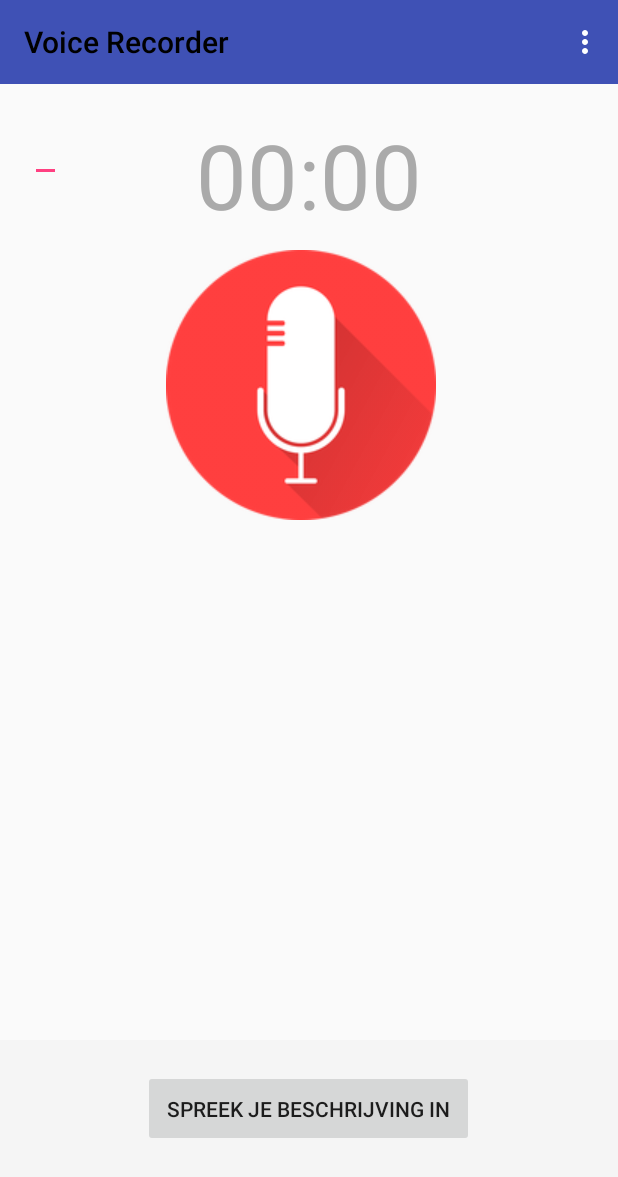
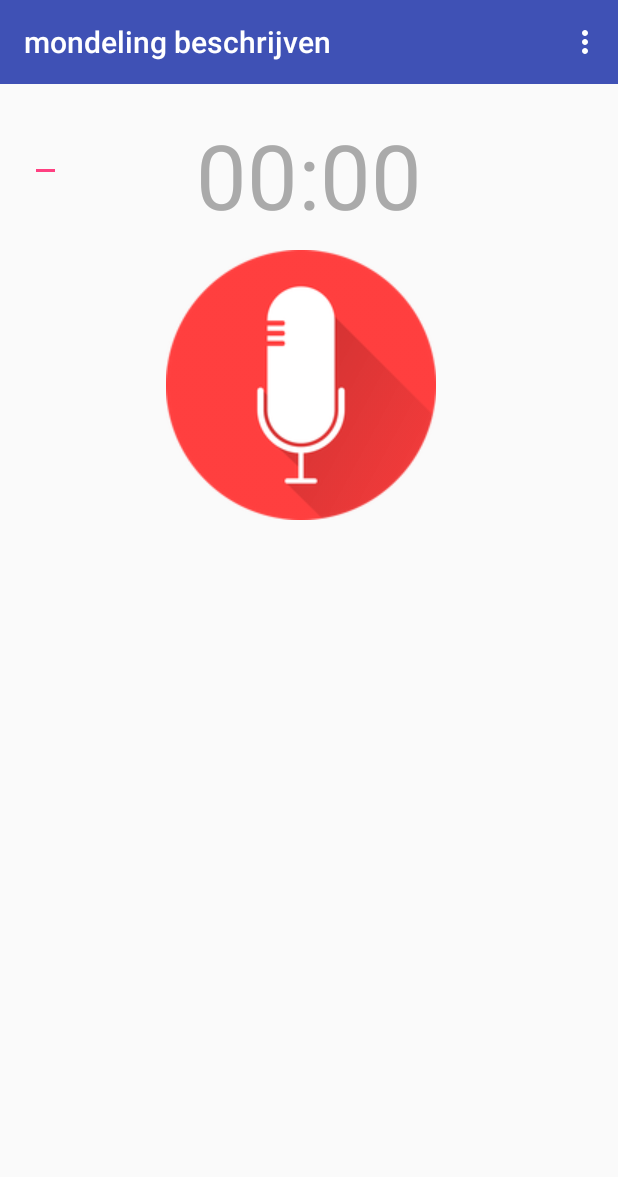
Before and after one commit to WouterDeLaet/Logopedie_2_Andreas_Aerts_Wouter_De_Laet, an Android app: the screen it shows after launch (MainActivity), in the options menu, after a tap on "Ga naar speecht to text", on a phone screen of 412 x 824 dp. Shown: the top 1177 px of the screen. Run offline under Robolectric (Android 15) with nearby library versions, the phone set to English and light mode, and no system bars.

Commit message:
Bug fixes

```diff
--- a/app/src/main/java/be/thomasmore/logopedie_2_andreas_aerst_wouter_de_laet/MainActivity.java
+++ b/app/src/main/java/be/thomasmore/logopedie_2_andreas_aerst_wouter_de_laet/MainActivity.java
@@ -194,17 +194,6 @@ public class MainActivity extends AppCompatActivity implements View.OnClickListe
         setContentView(R.layout.activity_main);
 
         mVoiceInputTv = (EditText) findViewById(R.id.voiceInput);
-        mSpeakBtn = (Button) findViewById(R.id.btnSpeak);
-        mSpeakBtn.setOnClickListener(new View.OnClickListener() {
-
-            @Override
-            public void onClick(View v) {
-                startVoiceInput();
-            }
-        });
-
-        //mImageView = (ImageView) findViewById(R.id.situatieplaat);
-        //mScaleGestureDetector = new ScaleGestureDetector(this, new ScaleListener());
 
         Toolbar toolbar = (Toolbar) findViewById(R.id.toolbar);
         setSupportActionBar(toolbar);
@@ -242,51 +231,6 @@ public class MainActivity extends AppCompatActivity implements View.OnClickListe
         Intent intent = new Intent(this, StartScherm.class);
         startActivity(intent);
     }
-
-    private void startVoiceInput() {
-        Intent intent = new Intent(RecognizerIntent.ACTION_RECOGNIZE_SPEECH);
-        intent.putExtra(RecognizerIntent.EXTRA_LANGUAGE_MODEL, RecognizerIntent.LANGUAGE_MODEL_FREE_FORM);
-        intent.putExtra(RecognizerIntent.EXTRA_LANGUAGE, Locale.getDefault());
-        intent.putExtra(RecognizerIntent.EXTRA_PROMPT, "Geef uw beschrijving op.");
-        try {
-            startActivityForResult(intent, REQ_CODE_SPEECH_INPUT);
-        } catch (ActivityNotFoundException a) {
-
-        }
-    }
-
-    @Override
-    protected void onActivityResult(int requestCode, int resultCode, Intent data) {
-        super.onActivityResult(requestCode, resultCode, data);
-
-        switch (requestCode) {
-            case REQ_CODE_SPEECH_INPUT: {
-                if (resultCode == RESULT_OK && null != data) {
-                    ArrayList<String> result = data.getStringArrayListExtra(RecognizerIntent.EXTRA_RESULTS);
-                    mVoiceInputTv.setText(result.get(0));
-                }
-                break;
-            }
-
-        }
-    }
-
-    /*public boolean onTouchEvent(MotionEvent motionEvent) {
-        mScaleGestureDetector.onTouchEvent(motionEvent);
-        return true;
-    }
-
-    private class ScaleListener extends ScaleGestureDetector.SimpleOnScaleGestureListener {
-        @Override
-        public boolean onScale(ScaleGestureDetector scaleGestureDetector){
-            mScaleFactor *= scaleGestureDetector.getScaleFactor();
-            mScaleFactor = Math.max(0.1f,
-                    Math.min(mScaleFactor, 10.0f));
-            mImageView.setScaleX(mScaleFactor);
-            mImageView.setScaleY(mScaleFactor);
-            return true;
-        }
-    }*/
 
     @RequiresApi(api = Build.VERSION_CODES.M)
     public void getPermissionToRecordAudio() {
@@ -356,8 +300,6 @@ public class MainActivity extends AppCompatActivity implements View.OnClickListe
 
         /** setting up the toolbar  **/
         toolbar = (Toolbar) findViewById(R.id.toolbar);
-        toolbar.setTitle("Voice Recorder");
-        toolbar.setTitleTextColor(getResources().getColor(android.R.color.black));
         setSupportActionBar(toolbar);
 
         linearLayoutRecorder = (LinearLayout) findViewById(R.id.linearLayoutRecorder);
--- a/app/src/main/java/be/thomasmore/logopedie_2_andreas_aerst_wouter_de_laet/StartScherm.java
+++ b/app/src/main/java/be/thomasmore/logopedie_2_andreas_aerst_wouter_de_laet/StartScherm.java
@@ -97,9 +97,9 @@ public class StartScherm extends AppCompatActivity {
         Logopedist logopedist = db.getLogopedist(login, passwoord);
         Button loginButton = (Button)findViewById(R.id.loginBtn);
         TextView textViewUser = (TextView)findViewById(R.id.user);
-        loginButton.setVisibility(View.INVISIBLE);
         long id = logopedist.getId();
         if (logopedist != null && logopedist.getEmail() != null && logopedist.getWachtwoord() != null && id != 0) {
+            loginButton.setVisibility(View.INVISIBLE);
             toon("Welkom " + logopedist.getEmail() + "!");
         } else {
             Logopedist logo = new Logopedist();
@@ -120,10 +120,4 @@ public class StartScherm extends AppCompatActivity {
     public void onButtonClick(View v) {
         showCustomDialog();
     }
-
-    public void test(View v)
-    {
-        TextView textView = (TextView) findViewById(R.id.textView);
-        textView.setText("FUBAR");
-    }
 }
--- a/app/src/main/res/layout/content_main.xml
+++ b/app/src/main/res/layout/content_main.xml
@@ -5,17 +5,8 @@
     android:layout_width="match_parent"
     android:layout_height="match_parent"
     app:layout_behavior="@string/appbar_scrolling_view_behavior"
-    tools:context=".StartScherm"
-    tools:showIn="@layout/activity_start_scherm">
-
-    <!--<TextView
-        android:layout_width="wrap_content"
-        android:layout_height="wrap_content"
-        android:text="Hello World!"
-        app:layout_constraintBottom_toBottomOf="parent"
-        app:layout_constraintLeft_toLeftOf="parent"
-        app:layout_constraintRight_toRightOf="parent"
-        app:layout_constraintTop_toTopOf="parent" />-->
+    tools:context=".MainActivity"
+    tools:showIn="@layout/activity_main">
 
     <RelativeLayout xmlns:android="http://schemas.android.com/apk/res/android"
         xmlns:app="http://schemas.android.com/apk/res-auto"
@@ -37,34 +28,6 @@
                 android:layout_width="match_parent"
                 android:layout_height="match_parent" />
         </ScrollView>
-
-        <LinearLayout
-            android:id="@+id/btnSpeakContainer"
-            android:layout_width="match_parent"
-            android:layout_height="wrap_content"
-            android:layout_alignParentBottom="true"
-            android:layout_alignParentLeft="true"
-            android:layout_alignParentStart="true"
-            android:background="#f5f5f5"
-            android:gravity="center_horizontal"
-            android:orientation="vertical"
-            android:padding="20dp">
-
-            <Button
-                android:id="@+id/btnSpeak"
-                android:layout_width="wrap_content"
-                android:layout_height="wrap_content"
-                android:text="Spreek je beschrijving in"
-                android:padding="16dp"
-                android:scaleType="fitCenter"
-                />
-            <TextView
-                android:id="@+id/textView"
-                android:layout_width="wrap_content"
-                android:layout_height="wrap_content"
-                android:layout_below="@id/btnSpeak"
-                android:layout_margin="10dp" />
-        </LinearLayout>
         <LinearLayout
             android:id="@+id/linearLayoutRecorder"
             android:layout_width="match_parent"
--- a/app/src/main/res/layout/content_writing_test.xml
+++ b/app/src/main/res/layout/content_writing_test.xml
@@ -95,12 +95,6 @@
                 android:padding="16dp"
                 android:scaleType="fitCenter"
                 />
-            <!--<TextView
-                android:id="@+id/textView"
-                android:layout_width="wrap_content"
-                android:layout_height="wrap_content"
-                android:layout_below="@id/btnSpeak"
-                android:layout_margin="10dp" />-->
             <ImageView
                 android:id="@+id/situatieplaat"
                 android:layout_width="wrap_content"
```
